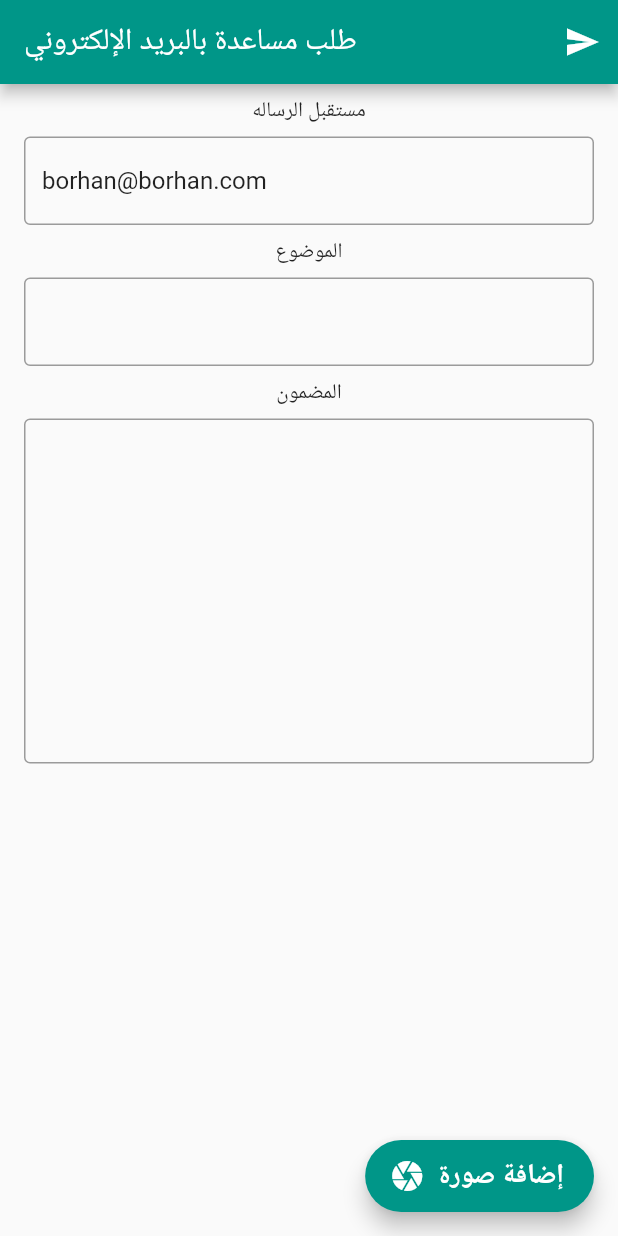
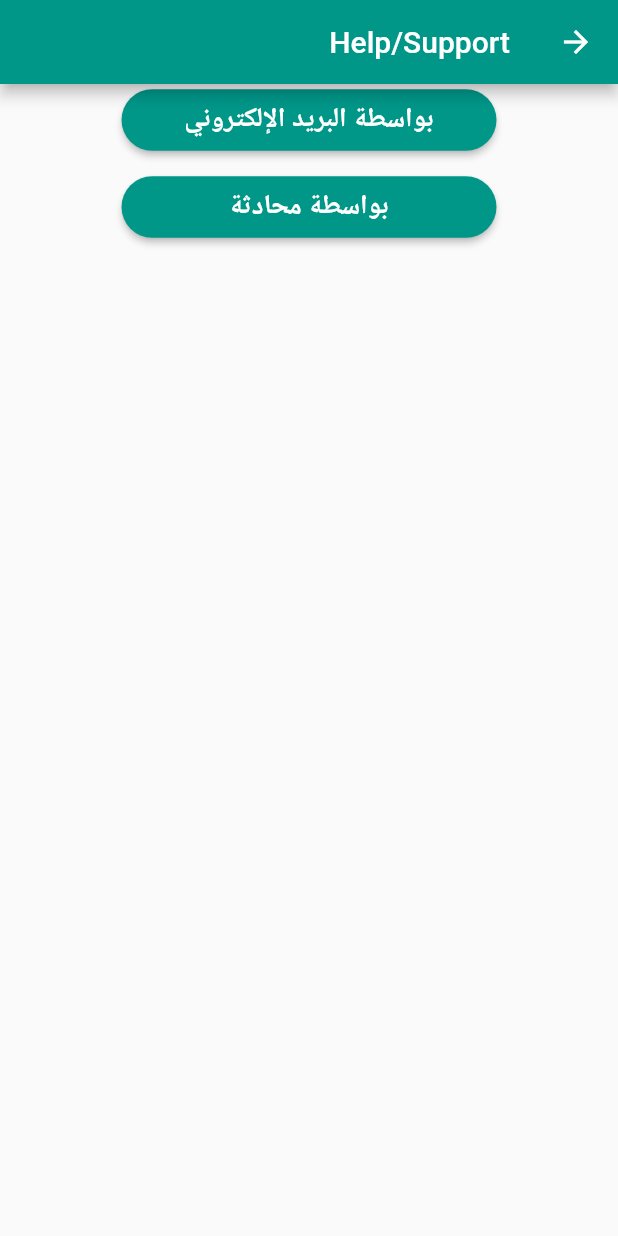
Before and after one commit to ahmed425/Borhan-Admin, a Flutter app: the Home screen opened by its route, after a tap on "المساعدة", on a phone screen of 412 x 824 dp. Run offline on Flutter 3.47's test engine with Material 2 defaults, Android fonts, the phone set to English and light mode, and no system bars; our stand-ins replace firebase_auth, firebase_storage, font_awesome_flutter, google_maps_flutter, image_picker, location and 2 more; missing offline and left inert: flutter_email_sender; accounts and stored records are empty; network calls fail.

Commit message:
Admin-Help/support Chat Text and design

```diff
--- /dev/null
+++ b/lib/models/chat.dart
@@ -0,0 +1,19 @@
+import 'package:flutter/foundation.dart';
+
+class Chat with ChangeNotifier{
+  final String id;
+  final String text;
+  final String userName;
+  final String userId;
+  final String time;
+  final String img;
+
+  Chat({
+    this.id,
+    this.text,
+    this.userId,
+    this.userName,
+    this.time,
+    this.img,
+  });
+}
--- /dev/null
+++ b/lib/screens/help_screen.dart
@@ -0,0 +1,77 @@
+import 'package:BorhanAdmin/screens/chat_screen.dart';
+import 'package:BorhanAdmin/screens/email_screen.dart';
+import 'package:flutter/material.dart';
+
+class HelpScreen extends StatelessWidget {
+  static const routeName = '/help';
+  @override
+  Widget build(BuildContext context) {
+    return Scaffold(
+      appBar: AppBar(
+        title: Text('Help/Support'),
+      ),
+      body: Center(
+        child: Column(
+          children: <Widget>[
+            SizedBox(
+              width: 250,
+              child: RaisedButton(
+                onPressed: () {
+                  Navigator.push(
+                      context,
+                      MaterialPageRoute(
+                          builder: (context) => EmailScreen()));
+                },
+                child: Text(
+                  'بواسطة البريد الإلكتروني',
+                  style: TextStyle(
+                      color: Colors.white,
+                      fontSize: 18.0,
+                      fontWeight: FontWeight.bold),
+                ),
+                shape: RoundedRectangleBorder(
+                  borderRadius: BorderRadius.circular(30),
+                ),
+                padding:
+                EdgeInsets.symmetric(horizontal: 30.0, vertical: 8.0),
+                color: Theme.of(context).primaryColor,
+                textColor: Theme.of(context).primaryTextTheme.button.color,
+              ),
+            ),
+            Padding(
+              padding: const EdgeInsets.only(top: 10.0),
+            ),
+            SizedBox(
+              width: 250,
+              child: RaisedButton(
+                onPressed: () {
+                  Navigator.push(
+                      context,
+                      MaterialPageRoute(
+                          builder: (context) => ChatScreen()));
+                },
+                child: Text(
+                  'بواسطة محادثة',
+                  style: TextStyle(
+                      color: Colors.white,
+                      fontSize: 18.0,
+                      fontWeight: FontWeight.bold),
+                ),
+                shape: RoundedRectangleBorder(
+                  borderRadius: BorderRadius.circular(30),
+                ),
+                padding:
+                EdgeInsets.symmetric(horizontal: 30.0, vertical: 8.0),
+                color: Theme.of(context).primaryColor,
+                textColor: Theme.of(context).primaryTextTheme.button.color,
+              ),
+            ),
+            Padding(
+              padding: const EdgeInsets.only(top: 10.0),
+            ),
+          ],
+        ),
+      ),
+    );
+  }
+}
--- a/lib/screens/home_screen.dart
+++ b/lib/screens/home_screen.dart
@@ -1,4 +1,5 @@
 import 'package:BorhanAdmin/screens/email_screen.dart';
+import 'package:BorhanAdmin/screens/help_screen.dart';
 
 import '../screens/video_screen.dart';
 import '../screens/donation_tabs_screen.dart';
@@ -195,7 +196,7 @@ class Home extends StatelessWidget {
                         Navigator.push(
                             context,
                             MaterialPageRoute(
-                                builder: (context) => EmailScreen()));
+                                builder: (context) => HelpScreen()));
                       },
                       child: Text(
                         'المساعدة',
--- a/pubspec.yaml
+++ b/pubspec.yaml
@@ -30,6 +30,7 @@ dependencies:
   location: ^3.0.0
   video_player:
   flutter_email_sender: ^3.0.1
+  firebase_auth: ^0.16.0
   # The following adds the Cupertino Icons font to your application.
   # Use with the CupertinoIcons class for iOS style icons.
   cupertino_icons: ^0.1.2
```
Also changed, not shown: lib/main.dart (+8 -0 lines), lib/providers/chat_provider.dart (added, +82 -0 lines), lib/screens/chat_screen.dart (added, +131 -0 lines), lib/widgets/message_bubble.dart (added, +62 -0 lines), pubspec.lock.
